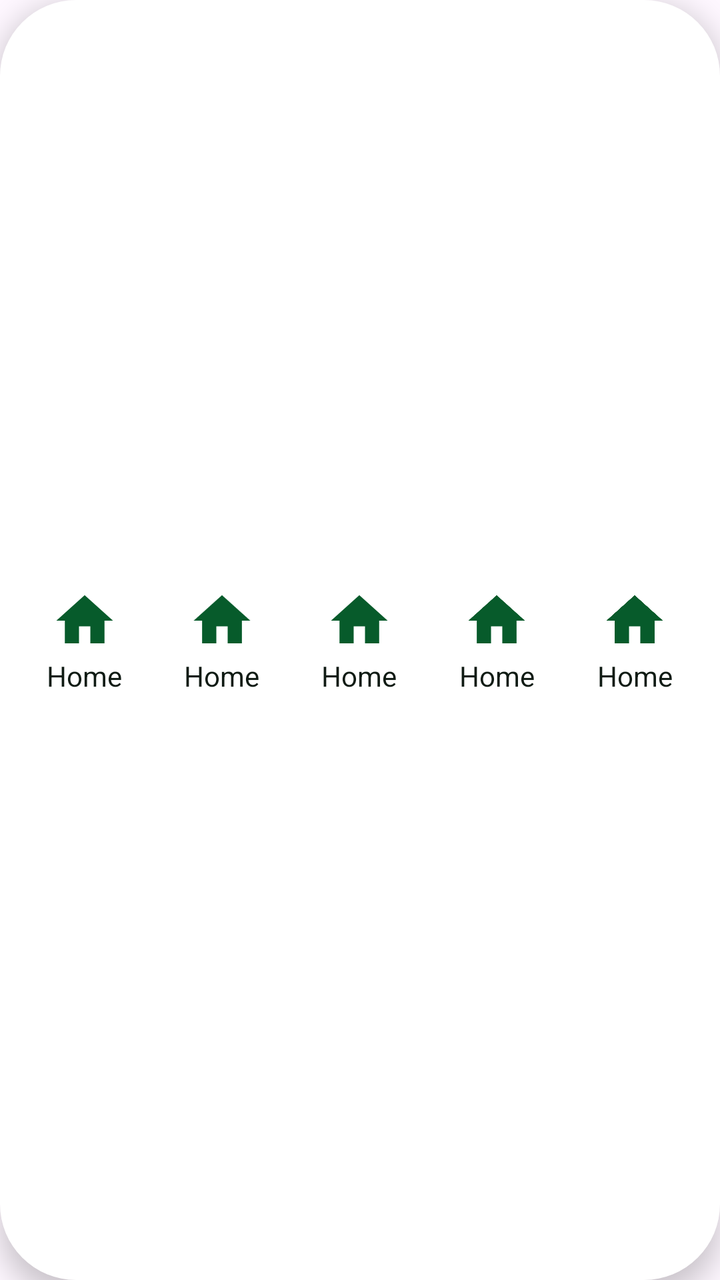
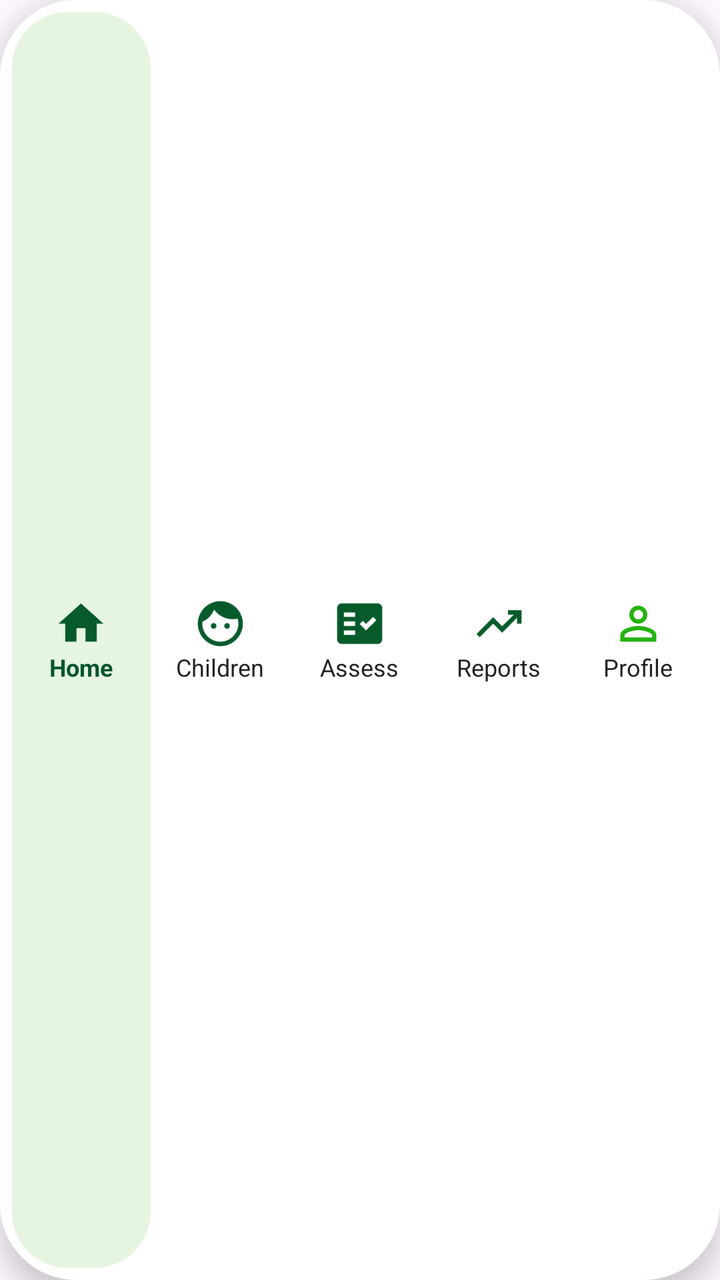

Compare the two renders of this Android layout. The source of the first and the diff that turns it into the second are given below.
<!-- AndroidManifest.xml: application theme Theme.PoshanDrishti -->
<!-- res/layout/layout_bottom_navigation.xml -->
<?xml version="1.0" encoding="utf-8"?>
<HorizontalScrollView
    xmlns:android="http://schemas.android.com/apk/res/android"

    android:id="@+id/bottomNavigationScroll"
    android:layout_width="match_parent"
    android:layout_height="88dp"

    android:background="@drawable/bg_bottom_navigation"
    android:elevation="8dp"

    android:fillViewport="true"
    android:overScrollMode="never"
    android:scrollbars="none">

    <LinearLayout
        android:id="@+id/bottomNavigationItems"

        android:layout_width="match_parent"
        android:layout_height="match_parent"

        android:orientation="horizontal"
        android:gravity="center_vertical"

        android:paddingHorizontal="8dp"
        android:paddingVertical="7dp">

        
        <include
            android:id="@+id/navHome"
            layout="@layout/item_bottom_navigation" />

        
        <include
            android:id="@+id/navChildren"
            layout="@layout/item_bottom_navigation" />

        
        <include
            android:id="@+id/navAssess"
            layout="@layout/item_bottom_navigation" />

        
        <include
            android:id="@+id/navReports"
            layout="@layout/item_bottom_navigation" />

        
        <include
            android:id="@+id/navProfile"
            layout="@layout/item_bottom_navigation" />

    </LinearLayout>

</HorizontalScrollView>
<!-- res/layout/item_bottom_navigation.xml (included above) -->
<?xml version="1.0" encoding="utf-8"?>
<FrameLayout
    xmlns:android="http://schemas.android.com/apk/res/android"

    android:id="@+id/navItemRoot"
    android:layout_width="0dp"
    android:layout_height="match_parent"
    android:layout_weight="1"

    android:clickable="true"
    android:focusable="true"
    android:padding="4dp">

    <LinearLayout
        android:id="@+id/navItemContent"

        android:layout_width="match_parent"
        android:layout_height="match_parent"

        android:gravity="center"
        android:orientation="vertical"

        android:paddingVertical="5dp">

        

        <ImageView
            android:id="@+id/navItemIcon"

            android:layout_width="34dp"
            android:layout_height="34dp"

            android:contentDescription="@null"
            android:src="@drawable/ic_nav_home" />

        

        <TextView
            android:id="@+id/navItemLabel"

            android:layout_width="wrap_content"
            android:layout_height="wrap_content"

            android:layout_marginTop="3dp"

            android:text="Home"
            android:textSize="14sp"
            android:textColor="@color/poshan_text"

            android:includeFontPadding="false" />

    </LinearLayout>

</FrameLayout>
<!-- resources referenced by this layout -->
<resources>
  <color name="poshan_text">#101B14</color>
  <!-- drawable bg_bottom_navigation (drawable) -->
  <?xml version="1.0" encoding="utf-8"?>
  <shape xmlns:android="http://schemas.android.com/apk/res/android">
  
      
      <solid android:color="@color/white" />
  
      
      <corners android:radius="38dp" />
  
  </shape>
  <!-- drawable ic_nav_home (drawable) -->
  <vector xmlns:android="http://schemas.android.com/apk/res/android" android:height="24dp" android:tint="#075B2B" android:viewportHeight="24" android:viewportWidth="24" android:width="24dp">
        
      <path android:fillColor="@android:color/white" android:pathData="M10,20v-6h4v6h5v-8h3L12,3 2,12h3v8z"/>
      
  </vector>
  <style name="Theme.PoshanDrishti" parent="Base.Theme.PoshanDrishti" />
  <color name="white">#FFFFFF</color>
  <style name="Base.Theme.PoshanDrishti" parent="Theme.Material3.DayNight.NoActionBar">
          
          
      </style>
</resources>

<!-- the commit's change to res/layout/layout_bottom_navigation.xml (unified diff, before → after) -->
@@ -1,110 +1,144 @@
 <?xml version="1.0" encoding="utf-8"?>
 <HorizontalScrollView
     xmlns:android="http://schemas.android.com/apk/res/android"
-
     android:id="@+id/bottomNavigationScroll"
     android:layout_width="match_parent"
     android:layout_height="88dp"
-
     android:background="@drawable/bg_bottom_navigation"
     android:elevation="8dp"
-
     android:fillViewport="true"
     android:overScrollMode="never"
     android:scrollbars="none">
 
     <LinearLayout
-        android:id="@+id/bottomNavigationItems"
-
         android:layout_width="match_parent"
         android:layout_height="match_parent"
-
         android:orientation="horizontal"
-        android:gravity="center_vertical"
-
-        android:paddingHorizontal="8dp"
-        android:paddingVertical="7dp">
+        android:gravity="center"
+        android:padding="6dp">
 
         
-        <include
+        <LinearLayout
             android:id="@+id/navHome"
-            layout="@layout/item_bottom_navigation" />
+            android:layout_width="0dp"
+            android:layout_height="match_parent"
+            android:layout_weight="1"
+            android:orientation="vertical"
+            android:gravity="center"
+            android:background="@drawable/bg_nav_item_selected">
+
+            <ImageView
+                android:layout_width="27dp"
+                android:layout_height="27dp"
+                android:src="@drawable/ic_nav_home"
+                android:contentDescription="Home"
+                android:scaleType="fitCenter"/>
+
+            <TextView
+                android:layout_width="wrap_content"
+                android:layout_height="wrap_content"
+                android:text="Home"
+                android:textColor="#07552F"
+                android:textStyle="bold"
+                android:textSize="12sp"/>
+        </LinearLayout>
 
         
-        <include
+        <LinearLayout
             android:id="@+id/navChildren"
-            layout="@layout/item_bottom_navigation" />
+            android:layout_width="0dp"
+            android:layout_height="match_parent"
+            android:layout_weight="1"
+            android:orientation="vertical"
+            android:gravity="center">
+
+            <ImageView
+                android:layout_width="27dp"
+                android:layout_height="27dp"
+                android:src="@drawable/ic_nav_children"
+                android:contentDescription="Children"
+                android:scaleType="fitCenter"/>
+
+            <TextView
+                android:layout_width="wrap_content"
+                android:layout_height="wrap_content"
+                android:text="Children"
+                android:textColor="#222222"
+                android:textSize="12sp"/>
+        </LinearLayout>
 
         
-        <include
+        <LinearLayout
             android:id="@+id/navAssess"
-            layout="@layout/item_bottom_navigation" />
+            android:layout_width="0dp"
+            android:layout_height="match_parent"
+            android:layout_weight="1"
+            android:orientation="vertical"
+            android:gravity="center">
+
+            <ImageView
+                android:layout_width="27dp"
+                android:layout_height="27dp"
+                android:src="@drawable/ic_nav_assess"
+                android:contentDescription="Assess"
+                android:scaleType="fitCenter"/>
+
+            <TextView
+                android:layout_width="wrap_content"
+                android:layout_height="wrap_content"
+                android:text="Assess"
+                android:textColor="#222222"
+                android:textSize="12sp"/>
+        </LinearLayout>
 
         
-        <include
+        <LinearLayout
             android:id="@+id/navReports"
-            layout="@layout/item_bottom_navigation" />
+            android:layout_width="0dp"
+            android:layout_height="match_parent"
+            android:layout_weight="1"
+            android:orientation="vertical"
+            android:gravity="center">
+
+            <ImageView
+                android:layout_width="27dp"
+                android:layout_height="27dp"
+                android:src="@drawable/ic_nav_reports"
+                android:contentDescription="Reports"
+                android:scaleType="fitCenter"/>
+
+            <TextView
+                android:layout_width="wrap_content"
+                android:layout_height="wrap_content"
+                android:text="Reports"
+                android:textColor="#222222"
+                android:textSize="12sp"/>
+        </LinearLayout>
 
         
-        <include
+        <LinearLayout
             android:id="@+id/navProfile"
-            layout="@layout/item_bottom_navigation" />
+            android:layout_width="0dp"
+            android:layout_height="match_parent"
+            android:layout_weight="1"
+            android:orientation="vertical"
+            android:gravity="center">
+
+            <ImageView
+                android:layout_width="27dp"
+                android:layout_height="27dp"
+                android:src="@drawable/ic_nav_profile"
+                android:contentDescription="Profile"
+                android:scaleType="fitCenter"/>
+
+            <TextView
+                android:layout_width="wrap_content"
+                android:layout_height="wrap_content"
+                android:text="Profile"
+                android:textColor="#222222"
+                android:textSize="12sp"/>
+        </LinearLayout>
 
     </LinearLayout>
 
 </HorizontalScrollView>
-<!-- res/layout/item_bottom_navigation.xml (included above) -->
-<?xml version="1.0" encoding="utf-8"?>
-<FrameLayout
-    xmlns:android="http://schemas.android.com/apk/res/android"
-
-    android:id="@+id/navItemRoot"
-    android:layout_width="0dp"
-    android:layout_height="match_parent"
-    android:layout_weight="1"
-
-    android:clickable="true"
-    android:focusable="true"
-    android:padding="4dp">
-
-    <LinearLayout
-        android:id="@+id/navItemContent"
-
-        android:layout_width="match_parent"
-        android:layout_height="match_parent"
-
-        android:gravity="center"
-        android:orientation="vertical"
-
-        android:paddingVertical="5dp">
-
-        
-
-        <ImageView
-            android:id="@+id/navItemIcon"
-
-            android:layout_width="34dp"
-            android:layout_height="34dp"
-
-            android:contentDescription="@null"
-            android:src="@drawable/ic_nav_home" />
-
-        
-
-        <TextView
-            android:id="@+id/navItemLabel"
-
-            android:layout_width="wrap_content"
-            android:layout_height="wrap_content"
-
-            android:layout_marginTop="3dp"
-
-            android:text="Home"
-            android:textSize="14sp"
-            android:textColor="@color/poshan_text"
-
-            android:includeFontPadding="false" />
-
-    </LinearLayout>
-
-</FrameLayout>
<!-- resource entries referenced after the edit -->
@@ -1,6 +1,5 @@
 <!-- resources referenced by this layout -->
 <resources>
-  <color name="poshan_text">#101B14</color>
   <!-- drawable bg_bottom_navigation (drawable) -->
   <?xml version="1.0" encoding="utf-8"?>
   <shape xmlns:android="http://schemas.android.com/apk/res/android">
@@ -12,14 +11,50 @@
       <corners android:radius="38dp" />
   
   </shape>
+  <!-- drawable bg_nav_item_selected (drawable) -->
+  <?xml version="1.0" encoding="utf-8"?>
+  <shape xmlns:android="http://schemas.android.com/apk/res/android">
+  
+      
+      <solid android:color="@color/poshan_green_light" />
+  
+      
+      <corners android:radius="28dp" />
+  
+  </shape>
+  <!-- drawable ic_nav_assess (drawable) -->
+  <vector xmlns:android="http://schemas.android.com/apk/res/android" android:autoMirrored="true" android:height="24dp" android:tint="#075B2B" android:viewportHeight="24" android:viewportWidth="24" android:width="24dp">
+        
+      <path android:fillColor="@android:color/white" android:fillType="evenOdd" android:pathData="M20,3H4C2.9,3 2,3.9 2,5v14c0,1.1 0.9,2 2,2h16c1.1,0 2,-0.9 2,-2V5C22,3.9 21.1,3 20,3zM10,17H5v-2h5V17zM10,13H5v-2h5V13zM10,9H5V7h5V9zM14.82,15L12,12.16l1.41,-1.41l1.41,1.42L17.99,9l1.42,1.42L14.82,15z"/>
+      
+  </vector>
+  <!-- drawable ic_nav_children (drawable) -->
+  <vector xmlns:android="http://schemas.android.com/apk/res/android" android:height="24dp" android:tint="#075B2B" android:viewportHeight="24" android:viewportWidth="24" android:width="24dp">
+        
+      <path android:fillColor="@android:color/white" android:pathData="M9,11.75c-0.69,0 -1.25,0.56 -1.25,1.25s0.56,1.25 1.25,1.25 1.25,-0.56 1.25,-1.25 -0.56,-1.25 -1.25,-1.25zM15,11.75c-0.69,0 -1.25,0.56 -1.25,1.25s0.56,1.25 1.25,1.25 1.25,-0.56 1.25,-1.25 -0.56,-1.25 -1.25,-1.25zM12,2C6.48,2 2,6.48 2,12s4.48,10 10,10 10,-4.48 10,-10S17.52,2 12,2zM12,20c-4.41,0 -8,-3.59 -8,-8 0,-0.29 0.02,-0.58 0.05,-0.86 2.36,-1.05 4.23,-2.98 5.21,-5.37C11.07,8.33 14.05,10 17.42,10c0.78,0 1.53,-0.09 2.25,-0.26 0.21,0.71 0.33,1.47 0.33,2.26 0,4.41 -3.59,8 -8,8z"/>
+      
+  </vector>
   <!-- drawable ic_nav_home (drawable) -->
   <vector xmlns:android="http://schemas.android.com/apk/res/android" android:height="24dp" android:tint="#075B2B" android:viewportHeight="24" android:viewportWidth="24" android:width="24dp">
         
       <path android:fillColor="@android:color/white" android:pathData="M10,20v-6h4v6h5v-8h3L12,3 2,12h3v8z"/>
       
   </vector>
+  <!-- drawable ic_nav_profile (drawable) -->
+  <vector xmlns:android="http://schemas.android.com/apk/res/android" android:height="24dp" android:tint="#24B30E" android:viewportHeight="24" android:viewportWidth="24" android:width="24dp">
+        
+      <path android:fillColor="@android:color/white" android:pathData="M12,5.9c1.16,0 2.1,0.94 2.1,2.1s-0.94,2.1 -2.1,2.1S9.9,9.16 9.9,8s0.94,-2.1 2.1,-2.1m0,9c2.97,0 6.1,1.46 6.1,2.1v1.1L5.9,18.1L5.9,17c0,-0.64 3.13,-2.1 6.1,-2.1M12,4C9.79,4 8,5.79 8,8s1.79,4 4,4 4,-1.79 4,-4 -1.79,-4 -4,-4zM12,13c-2.67,0 -8,1.34 -8,4v3h16v-3c0,-2.66 -5.33,-4 -8,-4z"/>
+      
+  </vector>
+  <!-- drawable ic_nav_reports (drawable) -->
+  <vector xmlns:android="http://schemas.android.com/apk/res/android" android:autoMirrored="true" android:height="24dp" android:tint="#075B2B" android:viewportHeight="960" android:viewportWidth="960" android:width="24dp">
+        
+      <path android:fillColor="@android:color/white" android:pathData="M136,720L80,664L376,366L536,526L744,320L640,320L640,240L880,240L880,480L800,480L800,376L536,640L376,480L136,720Z"/>
+      
+  </vector>
   <style name="Theme.PoshanDrishti" parent="Base.Theme.PoshanDrishti" />
   <color name="white">#FFFFFF</color>
+  <color name="poshan_green_light">#E5F5DF</color>
   <style name="Base.Theme.PoshanDrishti" parent="Theme.Material3.DayNight.NoActionBar">
           
           
